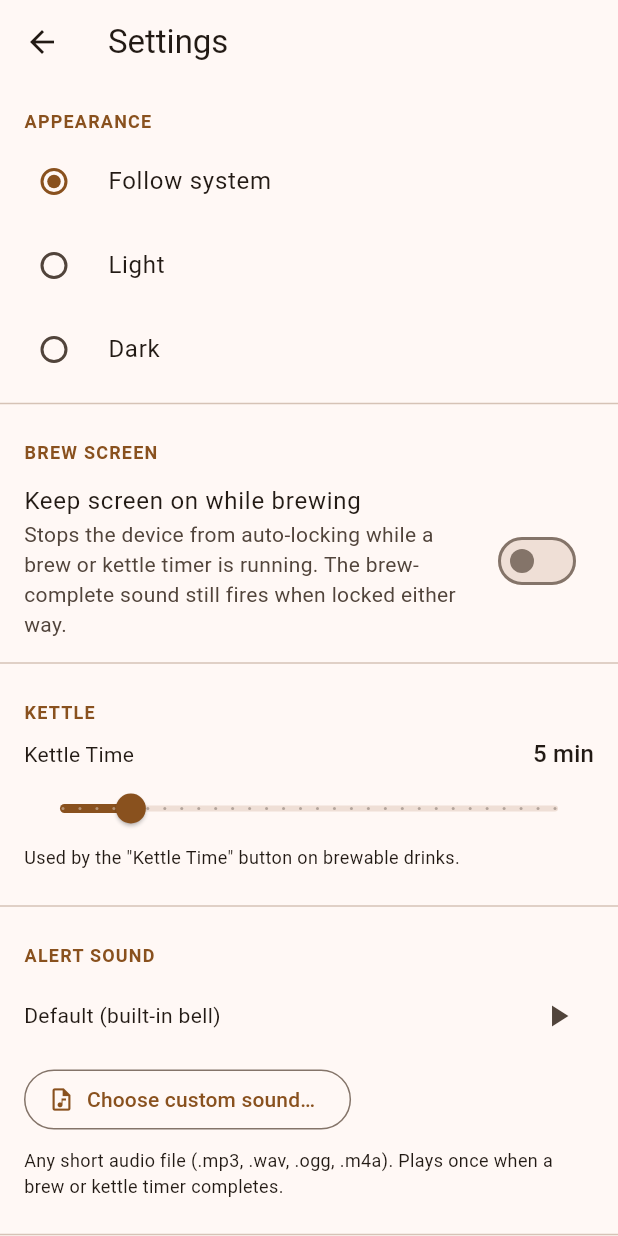
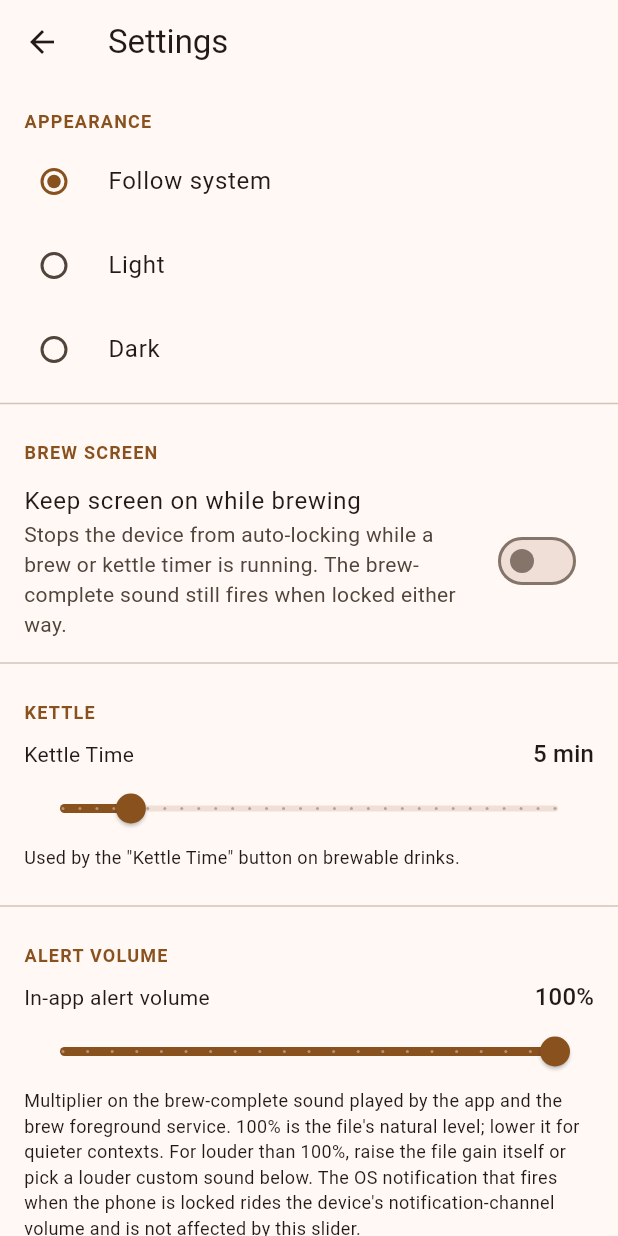
Before and after one commit to japanesus0/binky, a Flutter app: the SettingsScreen screen opened directly, on a phone screen of 412 x 824 dp. Run offline on Flutter 3.47's test engine with Material 3 defaults, Android fonts, the phone set to English and light mode, and no system bars; our stand-ins replace audioplayers, file_picker, flutter_local_notifications, flutter_secure_storage, share_plus, shared_preferences and 2 more; missing offline and left inert: flutter_foreground_task; accounts and stored records are empty.

Commit message:
alert: in-app gain slider + louder bundled WAV (channel v2)
User-adjustable Alert Volume in Settings (0–100%, default 100%).
Applied via player.setVolume() in both the foreground path
(alarm.dart) and the service-isolate path (brew_service.dart). The
gain crosses the isolate boundary via FlutterForegroundTask shared
data, captured at brew-start (mid-brew slider changes don't
retroactively apply — acceptable since brews are short).

audioplayers.setVolume caps at 1.0 on Android, so the slider is
mathematically an attenuator. The loudness ceiling comes from the
WAV itself: elle_and_lorelei.wav re-rendered louder in Audacity
(perceived-loudness pass to ~-10 LUFS) so 100% is now genuinely
loud, and lower settings give users a quieter context option.

Notification channel ID v1 → v2. Android caches the sound URI per
channel forever once created — without the bump, existing testers
would keep hearing the OLD quieter WAV on the OS-locked path. The
in-app foreground path reads from the asset bundle each play, so it
picks up the new file regardless of channel ID.

The OS-scheduled completion notification (locked-phone path) does
NOT honor the in-app slider — that one rides the device's
notification-channel volume, a system policy the user controls in
Settings → Sound. The Audacity boost lifts that path's audibility
too because the channel just plays the WAV at notif-channel volume.

Co-Authored-By: Claude Opus 4.7 <noreply@anthropic.com>

```diff
--- a/app/lib/alarm.dart
+++ b/app/lib/alarm.dart
@@ -148,8 +148,21 @@ class Alarm {
         }).catchError((_) {/* swallow */}),
       );
 
+      // User-configured attenuation. audioplayers caps setVolume at 1.0 on
+      // Android so this is a pure attenuator — the WAV's own loudness
+      // ceiling sets the maximum perceived volume. Set BEFORE play() to
+      // avoid a momentary full-volume blip at the attack of the file.
+      final gain = alertGainNotifier.value.clamp(0.0, 1.0).toDouble();
+      try {
+        await player.setVolume(gain);
+      } catch (e) {
+        // Non-fatal — volume just stays at the player's default (1.0).
+        Diagnostics.log('_playSound: setVolume($gain) failed: $e');
+      }
+
       await player.play(source).timeout(const Duration(seconds: 2));
-      Diagnostics.log('_playSound: play() returned successfully');
+      Diagnostics.log(
+          '_playSound: play() returned successfully (gain=${(gain * 100).round()}%)');
     } catch (e, st) {
       Diagnostics.log('_playSound FAILED: $e');
       if (kDebugMode) debugPrint('$st');
@@ -173,11 +186,18 @@ class Alarm {
   // ---------------------------------------------------------------------------
 
   static final _plugin = FlutterLocalNotificationsPlugin();
-  // Channel ID bumped from brew_complete_v8 to elle_and_lorelei_v1 so the
-  // rename takes effect on existing tester installs (Android caches the
-  // channel name/sound under the old ID once it's been created; the only
-  // way to surface the new name is a fresh channel).
-  static const _channelId = 'elle_and_lorelei_v1';
+  // Channel ID bumped to elle_and_lorelei_v2 because the WAV file was
+  // re-rendered louder (Audacity loudness pass — see the file-side gain
+  // change shipped alongside the in-app gain slider). Android caches the
+  // sound URI per channel ID forever once created — without bumping the
+  // ID, existing testers' devices would keep playing the OLD quieter file
+  // on the OS-locked path (the in-app foreground path reads from the
+  // asset bundle every play, so it picks up the new file immediately
+  // regardless of channel ID). v1 → v2 forces a fresh channel.
+  //
+  // History: brew_complete_v8 → elle_and_lorelei_v1 (rename + dedication).
+  // elle_and_lorelei_v1 → elle_and_lorelei_v2 (file re-rendered louder).
+  static const _channelId = 'elle_and_lorelei_v2';
   static const _channelName = 'Elle and Lorelei';
   static const _channelDesc = 'Plays a sound when a brew or kettle finishes.';
 
--- a/app/lib/settings.dart
+++ b/app/lib/settings.dart
@@ -32,11 +32,30 @@ final ValueNotifier<bool> keepScreenOnDuringBrewNotifier =
 final ValueNotifier<String?> customAlertSoundPathNotifier =
     ValueNotifier<String?>(null);
 
+/// Multiplier applied to the in-app brew-complete sound. Range 0.0 (muted)
+/// to 1.0 (the WAV's natural peak level). audioplayers' setVolume() caps
+/// at 1.0 on Android so we cannot software-amplify above unity — to make
+/// the alert genuinely louder, raise the file's own loudness in Audacity
+/// (or pick a louder custom sound) and leave this slider at 100%.
+///
+/// Applied in two places:
+///   - foreground path: `alarm.dart` _playSound() before player.play().
+///   - service-isolate path: `brew_service.dart` _fireExpiry() — the gain
+///     is round-tripped through FlutterForegroundTask.saveData under
+///     [BrewServiceKeys.alertGain] when the brew service starts.
+///
+/// The OS-scheduled completion notification (locked-app path) does NOT
+/// honor this — it plays at the device's notification-channel volume,
+/// independent of our slider. That's the right behavior: the OS-side
+/// volume is a system policy the user controls in Settings → Sound.
+final ValueNotifier<double> alertGainNotifier = ValueNotifier<double>(1.0);
+
 class Settings {
   static const _themeKey = 'theme_mode';
   static const _kettleKey = 'kettle_minutes';
   static const _customSoundKey = 'custom_alert_sound_path';
   static const _keepScreenOnKey = 'keep_screen_on_during_brew';
+  static const _alertGainKey = 'alert_gain';
 
   /// Loads all settings from encrypted storage into the notifiers above.
   /// Call once during app startup, after SecureStore migration, before the
@@ -71,6 +90,15 @@ class Settings {
         await SecureStore.remove(_customSoundKey);
       }
     }
+
+    // Alert gain. Default 1.0 on fresh installs (no attenuation). Parse
+    // defensively: any bad / out-of-range value falls back to full volume
+    // rather than e.g. accidentally muting the user.
+    final gainStr = await SecureStore.getString(_alertGainKey);
+    final parsedGain = gainStr != null ? double.tryParse(gainStr) : null;
+    alertGainNotifier.value = (parsedGain != null && parsedGain.isFinite)
+        ? parsedGain.clamp(0.0, 1.0).toDouble()
+        : 1.0;
   }
 
   static Future<void> setThemeMode(ThemeMode mode) async {
@@ -96,6 +124,12 @@ class Settings {
       await SecureStore.setString(_customSoundKey, path);
     }
     customAlertSoundPathNotifier.value = path;
+  }
+
+  static Future<void> setAlertGain(double value) async {
+    final clamped = value.clamp(0.0, 1.0).toDouble();
+    await SecureStore.setString(_alertGainKey, clamped.toString());
+    alertGainNotifier.value = clamped;
   }
 }
 
@@ -272,6 +306,50 @@ class SettingsScreen extends StatelessWidget {
             },
           ),
           const Divider(),
+          const _SectionHeader('Alert volume'),
+          ValueListenableBuilder<double>(
+            valueListenable: alertGainNotifier,
+            builder: (context, gain, _) {
+              final pct = (gain * 100).round();
+              return Padding(
+                padding: const EdgeInsets.fromLTRB(16, 4, 16, 16),
+                child: Column(
+                  crossAxisAlignment: CrossAxisAlignment.stretch,
+                  children: [
+                    Row(
+                      mainAxisAlignment: MainAxisAlignment.spaceBetween,
+                      children: [
+                        const Text('In-app alert volume'),
+                        Text('$pct%',
+                            style: Theme.of(context).textTheme.titleMedium),
+                      ],
+                    ),
+                    Slider(
+                      value: gain,
+                      min: 0.0,
+                      max: 1.0,
+                      divisions: 20,
+                      label: '$pct%',
+                      onChanged: (v) => Settings.setAlertGain(v),
+                      onChangeEnd: (_) => Alarm.playPreview(),
+                    ),
+                    const Text(
+                      'Multiplier on the brew-complete sound played by the '
+                      'app and the brew foreground service. 100% is the '
+                      "file's natural level; lower it for quieter contexts. "
+                      'For louder than 100%, raise the file gain itself or '
+                      'pick a louder custom sound below. The OS notification '
+                      "that fires when the phone is locked rides the device's "
+                      'notification-channel volume and is not affected by '
+                      'this slider.',
+                      style: TextStyle(fontSize: 12),
+                    ),
+                  ],
+                ),
+              );
+            },
+          ),
+          const Divider(),
           const _SectionHeader('Alert sound'),
           ValueListenableBuilder<String?>(
             valueListenable: customAlertSoundPathNotifier,
```
Also changed, not shown: app/lib/active_brew.dart (+14 -1 lines), app/lib/brew_service.dart (+24 -0 lines), 2 other files.
